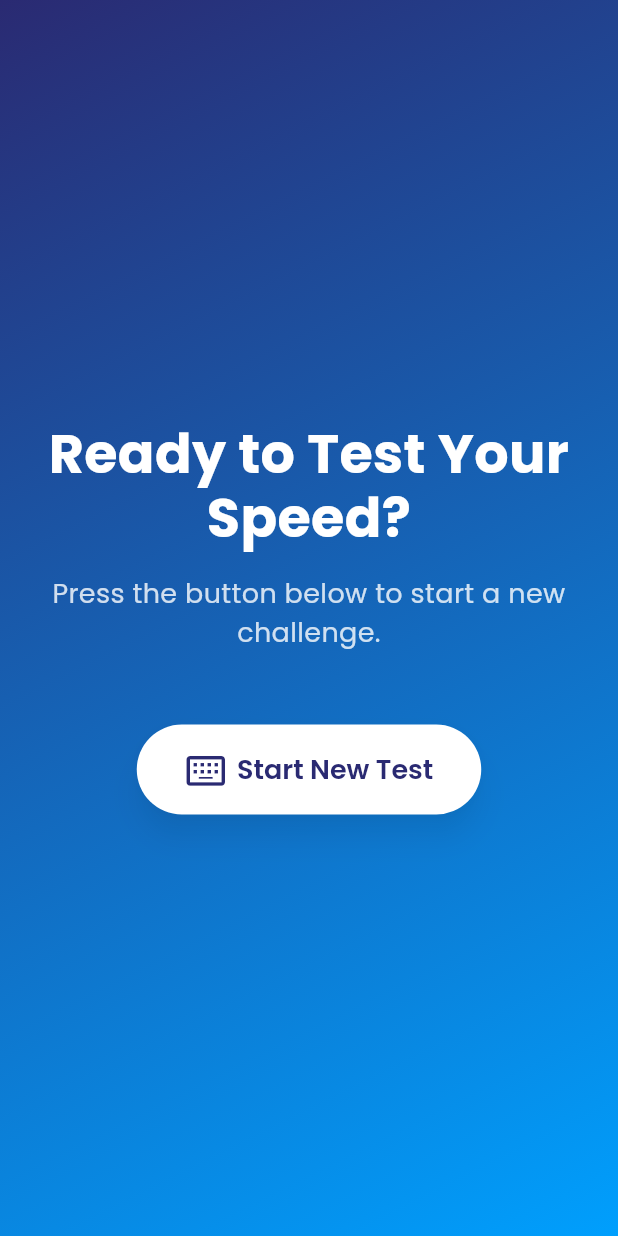
After one commit to glenjaysondmello/FluentEdge, a Flutter app: the SpeakingTestLauncherPage screen opened directly, on a phone screen of 412 x 824 dp. The commit adds this screen. Run offline on Flutter 3.47's test engine with Material 3 defaults, Android fonts, the phone set to English and light mode, and no system bars; drawn by our look-alikes of flutter_animate; our stand-ins replace firebase_auth, firebase_core, fl_chart, google_fonts, google_sign_in, graphql_flutter and 2 more; missing offline and left inert: flutter_sound; accounts and stored records are empty; generated files the repository leaves out were written again; network calls fail.

Commit message:
speaking test full template

```diff
--- a/flutter_frontend/lib/graphql/graphql_documents.dart
+++ b/flutter_frontend/lib/graphql/graphql_documents.dart
@@ -146,3 +146,9 @@
   }
 }
 ''';
+
+const String generateSpeakingTestTextQuery = r'''
+  query GetSpeakingTestText {
+    getSpeakingTestText
+  }
+''';
--- a/flutter_frontend/lib/main.dart
+++ b/flutter_frontend/lib/main.dart
@@ -1,7 +1,6 @@
 import 'package:firebase_core/firebase_core.dart';
 import 'package:flutter/material.dart';
 import 'package:flutter_frontend/client/graphql_client.dart';
-import 'package:flutter_frontend/screens/typing/dashboard_page.dart';
 import 'package:flutter_frontend/screens/typing/typing_text_launcer.dart';
 import 'package:graphql_flutter/graphql_flutter.dart';
 import 'firebase_options.dart';
@@ -43,7 +42,6 @@ class MyApp extends StatelessWidget {
             '/auth': (ctx) => const AuthScreen(),
             '/home': (ctx) => const HomePage(),
             '/text': (ctx) => const TypingTestLauncherPage(),
-            'dashboard': (ctx) => const DashboardPage(),
           },
         ),
       ),
--- a/flutter_frontend/lib/screens/home_page.dart
+++ b/flutter_frontend/lib/screens/home_page.dart
@@ -6,6 +6,7 @@ import '../provider/auth_provider.dart';
 import 'typing/typing_text_launcer.dart';
 import 'typing/dashboard_page.dart';
 import 'speaking/dashboard_page.dart';
+import 'speaking/speaking_text_launcer.dart';
 
 // Using the same theme colors for consistency
 const themeColors = {
@@ -160,6 +161,22 @@ class HomePage extends StatelessWidget {
                 const SizedBox(height: 20),
 
                 _ActionCard(
+                  icon: Icons.keyboard_alt_outlined,
+                  title: 'Speaking Test',
+                  subtitle: 'Challenge yourself and measure your speed.',
+                  buttonText: 'Start Now',
+                  isPrimary: true,
+                  onPressed: () => Navigator.push(
+                    context,
+                    MaterialPageRoute(
+                      builder: (_) => const SpeakingTestLauncherPage(),
+                    ),
+                  ),
+                ).animate().fadeIn(delay: 500.ms).slideY(begin: 0.3),
+
+                const SizedBox(height: 20),
+
+                _ActionCard(
                   icon: Icons.dashboard_outlined,
                   title: 'Dashboard (Speaking)',
                   subtitle: 'Analyze your performance and progress.',
--- /dev/null
+++ b/flutter_frontend/lib/screens/speaking/speaking_text_launcer.dart
@@ -0,0 +1,151 @@
+import 'package:flutter/material.dart';
+import 'package:flutter_animate/flutter_animate.dart';
+import 'package:google_fonts/google_fonts.dart';
+import 'package:graphql_flutter/graphql_flutter.dart';
+import '../../graphql/graphql_documents.dart';
+import './speaking_test_page.dart';
+
+class SpeakingTestLauncherPage extends StatelessWidget {
+  const SpeakingTestLauncherPage({super.key});
+
+  // Your core logic for starting the test remains the same. It's already robust!
+  Future<void> _startNewTest(BuildContext context) async {
+    // Show a loading dialog while fetching data
+    showDialog(
+      context: context,
+      barrierDismissible: false,
+      builder: (_) =>
+          const Center(child: CircularProgressIndicator(color: Colors.white)),
+    );
+
+    final client = GraphQLProvider.of(context).value;
+    try {
+      final result = await client.query(
+        QueryOptions(document: gql(generateSpeakingTestTextQuery)),
+      );
+
+      // Dismiss the loading dialog
+      if (context.mounted) Navigator.pop(context);
+
+      if (result.hasException) {
+        throw result.exception!;
+      }
+
+      final String? referenceText = result.data?['getSpeakingTestText'];
+
+      if (referenceText == null) {
+        throw Exception("Received null text from server");
+      }
+
+      if (context.mounted) {
+        Navigator.push(
+          context,
+          MaterialPageRoute(
+            builder: (context) =>
+                SpeakingTestPage(referenceText: referenceText),
+          ),
+        );
+      }
+    } catch (e) {
+      debugPrint(e.toString());
+      // Make sure the dialog is closed even on error
+      if (context.mounted && ModalRoute.of(context)?.isCurrent != true) {
+        Navigator.pop(context);
+      }
+      if (context.mounted) {
+        ScaffoldMessenger.of(context).showSnackBar(
+          const SnackBar(
+            backgroundColor: Colors.redAccent,
+            content: Text("Failed to generate test text. Please try again."),
+          ),
+        );
+      }
+    }
+  }
+
+  @override
+  Widget build(BuildContext context) {
+    return Scaffold(
+      body: Container(
+        // 1. A beautiful gradient background
+        decoration: const BoxDecoration(
+          gradient: LinearGradient(
+            begin: Alignment.topLeft,
+            end: Alignment.bottomRight,
+            colors: [Color(0xFF2A2A72), Color(0xFF009FFD)],
+          ),
+        ),
+        child: Center(
+          child: Padding(
+            padding: const EdgeInsets.all(24.0),
+            child: Column(
+              mainAxisAlignment: MainAxisAlignment.center,
+              children: [
+                // 2. Engaging, animated title and subtitle
+                Text(
+                      "Ready to Test Your Speed?",
+                      textAlign: TextAlign.center,
+                      style: GoogleFonts.poppins(
+                        fontSize: 36,
+                        fontWeight: FontWeight.bold,
+                        color: Colors.white,
+                        height: 1.2,
+                      ),
+                    )
+                    .animate()
+                    .fadeIn(duration: 500.ms)
+                    .slideY(begin: -0.2, curve: Curves.easeOut),
+
+                const SizedBox(height: 16),
+
+                Text(
+                      "Press the button below to start a new challenge.",
+                      textAlign: TextAlign.center,
+                      style: GoogleFonts.poppins(
+                        fontSize: 18,
+                        color: Colors.white.withAlpha(204),
+                      ),
+                    )
+                    .animate()
+                    .fadeIn(delay: 300.ms, duration: 500.ms)
+                    .slideY(begin: -0.2, curve: Curves.easeOut),
+
+                const SizedBox(height: 48),
+
+                // 3. A stylish, elevated button with an icon
+                ElevatedButton.icon(
+                      icon: const Icon(Icons.keyboard_alt_outlined, size: 28),
+                      label: const Text("Start New Test"),
+                      onPressed: () => _startNewTest(context),
+                      style: ElevatedButton.styleFrom(
+                        foregroundColor: const Color(
+                          0xFF2A2A72,
+                        ), // Text/Icon color
+                        backgroundColor:
+                            Colors.white, // Button background color
+                        padding: const EdgeInsets.symmetric(
+                          horizontal: 32,
+                          vertical: 16,
+                        ),
+                        shape: RoundedRectangleBorder(
+                          borderRadius: BorderRadius.circular(30.0),
+                        ),
+                        elevation: 8,
+                        shadowColor: Colors.black.withAlpha(77),
+                        textStyle: GoogleFonts.poppins(
+                          fontSize: 18,
+                          fontWeight: FontWeight.w600,
+                        ),
+                      ),
+                    )
+                    .animate()
+                    .fadeIn(delay: 600.ms, duration: 500.ms)
+                    .scaleXY(begin: 0.8, curve: Curves.elasticOut),
+              ],
+            ),
+          ),
+        ),
+      ),
+    );
+  }
+}
```
Also changed, not shown: flutter_frontend/lib/screens/speaking/speaking_test_page.dart (+57 -5 lines).
